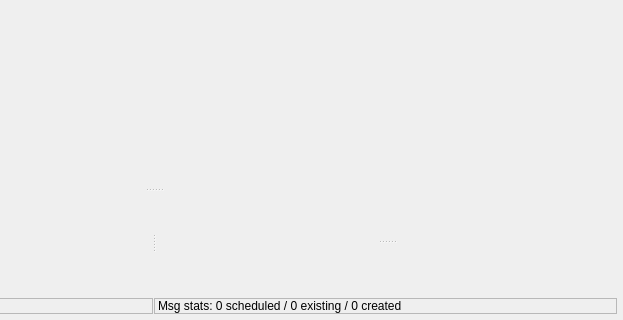
This is src/qtenv/mainwindow.ui in mayhemheroes/omnetpp as Qt 5 draws it before an edit; both pictures show x 316 to 939 and y 353 to 673 of the 939 by 673 pixel window. The edited form follows.
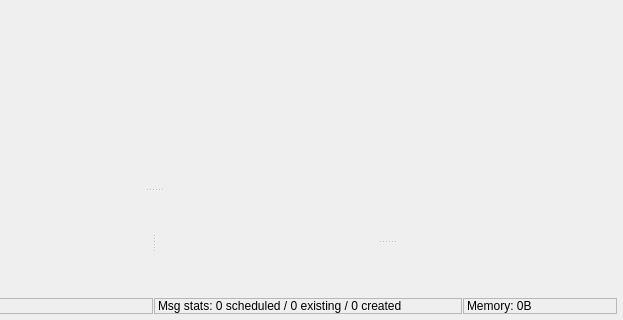
This is the edited form. Icons and pictures are not drawn. Custom widgets are drawn as their Qt base class.

Commit message:
common: added memory_usage reporting
- common: opp_memory_usage() function to return the virtual memory usage of the process
- cmdenv/qtenv: added memory usage display to the cmdenv banner and qtenv status bar

What changed in the file:
```diff
--- a/src/qtenv/mainwindow.ui
+++ b/src/qtenv/mainwindow.ui
@@ -240,6 +240,12 @@
       </property>
       <item>
        <widget class="omnetpp::qtenv::ElidingLabel" name="labelConfigName">
+        <property name="sizePolicy">
+         <sizepolicy hsizetype="Expanding" vsizetype="Preferred">
+          <horstretch>3</horstretch>
+          <verstretch>0</verstretch>
+         </sizepolicy>
+        </property>
         <property name="toolTip">
          <string>Current inifile configuration, run number, network name, and potential scheduler information</string>
         </property>
@@ -256,6 +262,12 @@
       </item>
       <item>
        <widget class="omnetpp::qtenv::ElidingLabel" name="labelMessageStats">
+        <property name="sizePolicy">
+         <sizepolicy hsizetype="Expanding" vsizetype="Preferred">
+          <horstretch>2</horstretch>
+          <verstretch>0</verstretch>
+         </sizepolicy>
+        </property>
         <property name="toolTip">
          <string>Number of events (messages) currently scheduled /
 Number of existing message objects, including scheduled ones /
@@ -272,6 +284,28 @@
         </property>
        </widget>
       </item>
+      <item>
+       <widget class="omnetpp::qtenv::ElidingLabel" name="labelMemory">
+        <property name="sizePolicy">
+         <sizepolicy hsizetype="Expanding" vsizetype="Preferred">
+          <horstretch>1</horstretch>
+          <verstretch>0</verstretch>
+         </sizepolicy>
+        </property>
+        <property name="toolTip">
+         <string>Virtual memory size used by the current process</string>
+        </property>
+        <property name="styleSheet">
+         <string notr="true">QLabel { border: 1px solid palette(mid); }</string>
+        </property>
+        <property name="text">
+         <string>Memory: 0B</string>
+        </property>
+        <property name="margin">
+         <number>1</number>
+        </property>
+       </widget>
+      </item>
      </layout>
     </item>
    </layout>
```
The commit also changes 5 other files.
